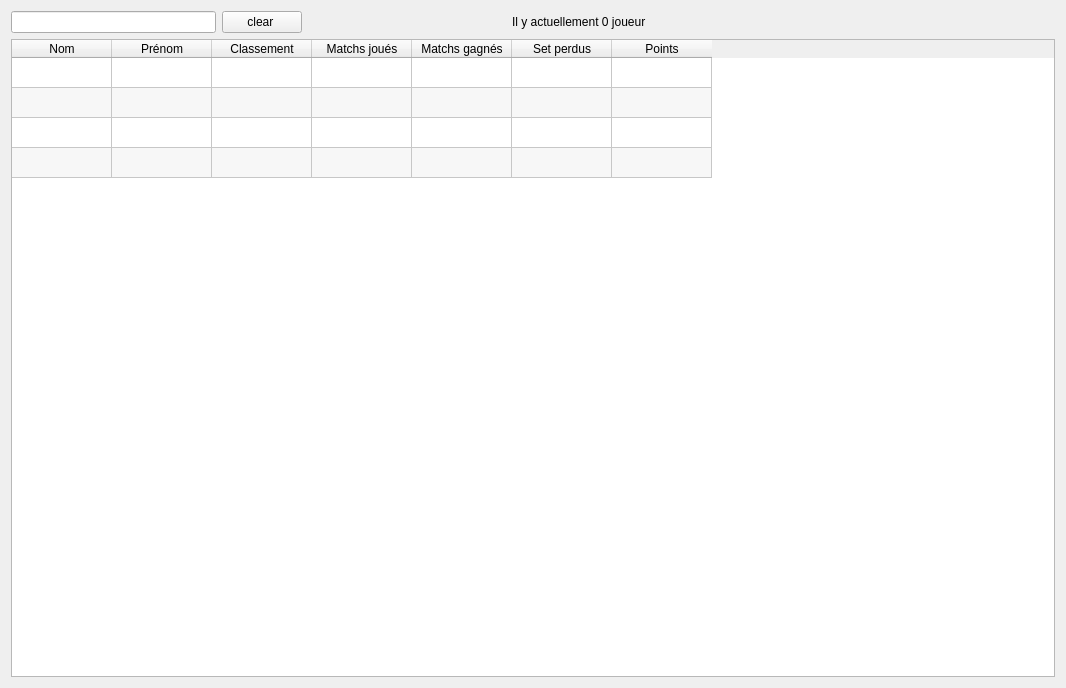
First picture: the form in ui/PlayersListWidget.ui, repository dsarrut/badminapp, before the edit.
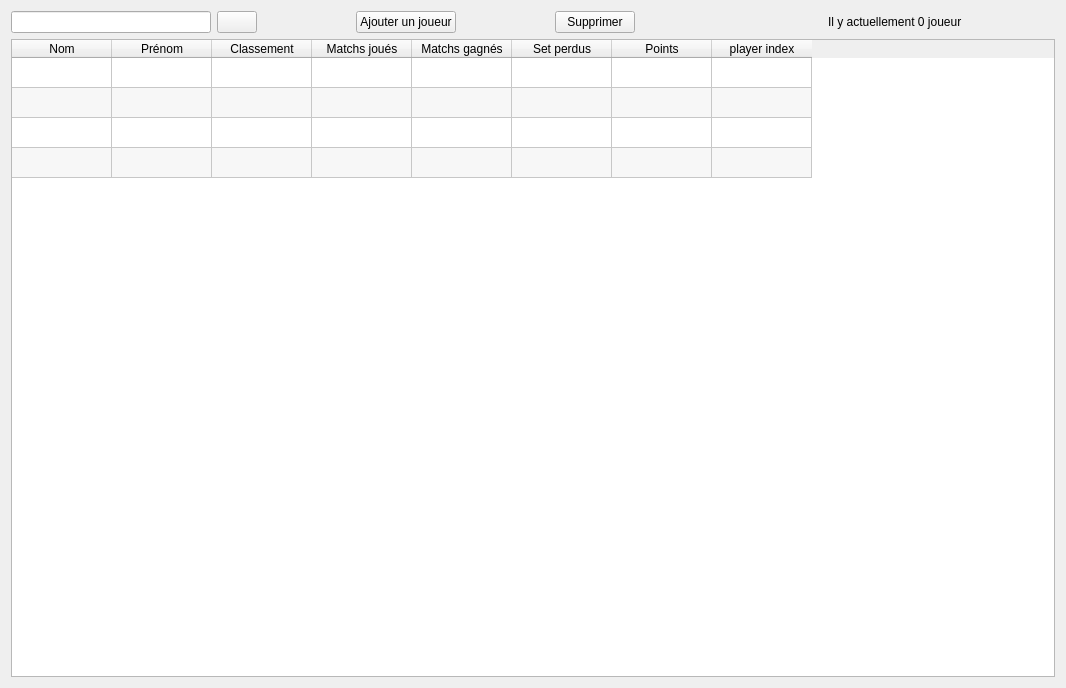
Second picture: the form after the edit. Icons and pictures are not drawn.

Commit message: update del player

```diff
--- a/ui/PlayersListWidget.ui
+++ b/ui/PlayersListWidget.ui
@@ -17,12 +17,30 @@
    <item row="0" column="0">
     <layout class="QHBoxLayout" name="horizontalLayout">
      <item>
-      <widget class="QLineEdit" name="lineEdit"/>
+      <widget class="QLineEdit" name="lineEdit">
+       <property name="minimumSize">
+        <size>
+         <width>200</width>
+         <height>0</height>
+        </size>
+       </property>
+       <property name="maximumSize">
+        <size>
+         <width>200</width>
+         <height>16777215</height>
+        </size>
+       </property>
+      </widget>
      </item>
      <item>
       <widget class="QPushButton" name="pushButton">
        <property name="text">
-        <string>clear </string>
+        <string/>
+       </property>
+       <property name="icon">
+        <iconset>
+         <normalon>:/icons/128x128/actions/edit-clear-locationbar-rtl.png</normalon>
+        </iconset>
        </property>
       </widget>
      </item>
@@ -39,6 +57,69 @@
        </property>
       </spacer>
      </item>
+     <item>
+      <widget class="QPushButton" name="button_add">
+       <property name="text">
+        <string>Ajouter un joueur</string>
+       </property>
+       <property name="icon">
+        <iconset>
+         <normalon>:/icons/128x128/actions/document-new-8.png</normalon>
+        </iconset>
+       </property>
+      </widget>
+     </item>
+     <item>
+      <spacer name="horizontalSpacer_2">
+       <property name="orientation">
+        <enum>Qt::Horizontal</enum>
+       </property>
+       <property name="sizeHint" stdset="0">
+        <size>
+         <width>40</width>
+         <height>20</height>
+        </size>
+       </property>
+      </spacer>
+     </item>
+     <item>
+      <widget class="QPushButton" name="button_del">
+       <property name="text">
+        <string>Supprimer</string>
+       </property>
+       <property name="icon">
+        <iconset>
+         <normalon>:/icons/128x128/actions/edit-delete-shred.png</normalon>
+        </iconset>
+       </property>
+      </widget>
+     </item>
+     <item>
+      <spacer name="horizontalSpacer_4">
+       <property name="orientation">
+        <enum>Qt::Horizontal</enum>
+       </property>
+       <property name="sizeHint" stdset="0">
+        <size>
+         <width>40</width>
+         <height>20</height>
+        </size>
+       </property>
+      </spacer>
+     </item>
+     <item>
+      <spacer name="horizontalSpacer_5">
+       <property name="orientation">
+        <enum>Qt::Horizontal</enum>
+       </property>
+       <property name="sizeHint" stdset="0">
+        <size>
+         <width>40</width>
+         <height>20</height>
+        </size>
+       </property>
+      </spacer>
+     </item>
      <item>
       <widget class="QLabel" name="label_status">
        <property name="text">
@@ -46,19 +127,6 @@
        </property>
       </widget>
      </item>
-     <item>
-      <spacer name="horizontalSpacer_2">
-       <property name="orientation">
-        <enum>Qt::Horizontal</enum>
-       </property>
-       <property name="sizeHint" stdset="0">
-        <size>
-         <width>40</width>
-         <height>20</height>
-        </size>
-       </property>
-      </spacer>
-     </item>
      <item>
       <spacer name="horizontalSpacer">
        <property name="orientation">
@@ -82,6 +150,9 @@
      <property name="selectionMode">
       <enum>QAbstractItemView::SingleSelection</enum>
      </property>
+     <property name="selectionBehavior">
+      <enum>QAbstractItemView::SelectItems</enum>
+     </property>
      <property name="sortingEnabled">
       <bool>true</bool>
      </property>
@@ -143,6 +214,11 @@
        <string>Points</string>
       </property>
      </column>
+     <column>
+      <property name="text">
+       <string>player index</string>
+      </property>
+     </column>
     </widget>
    </item>
   </layout>
```
The commit also changes 11 other files.
